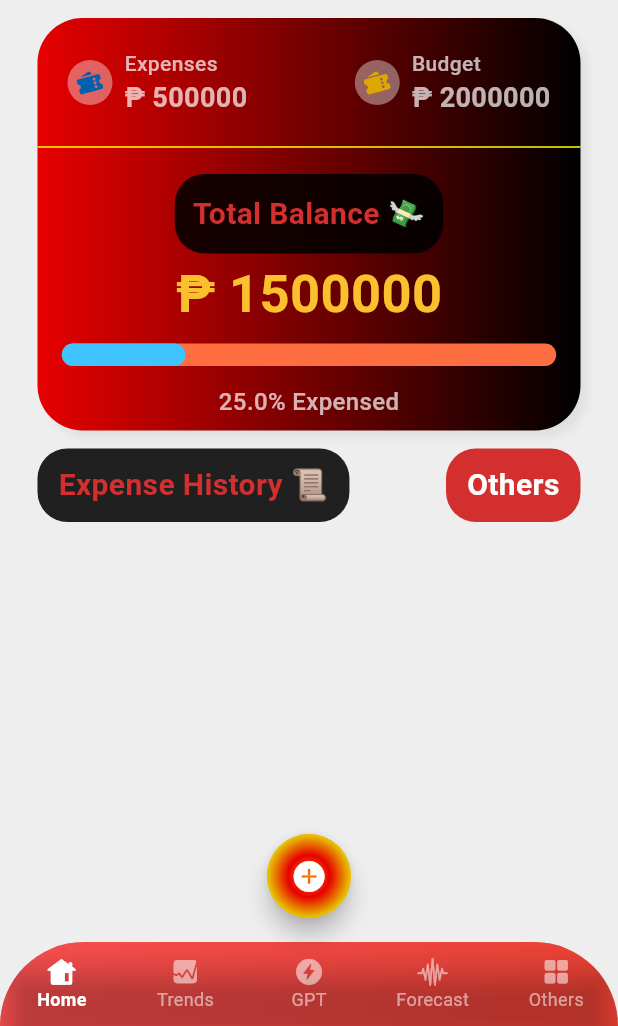
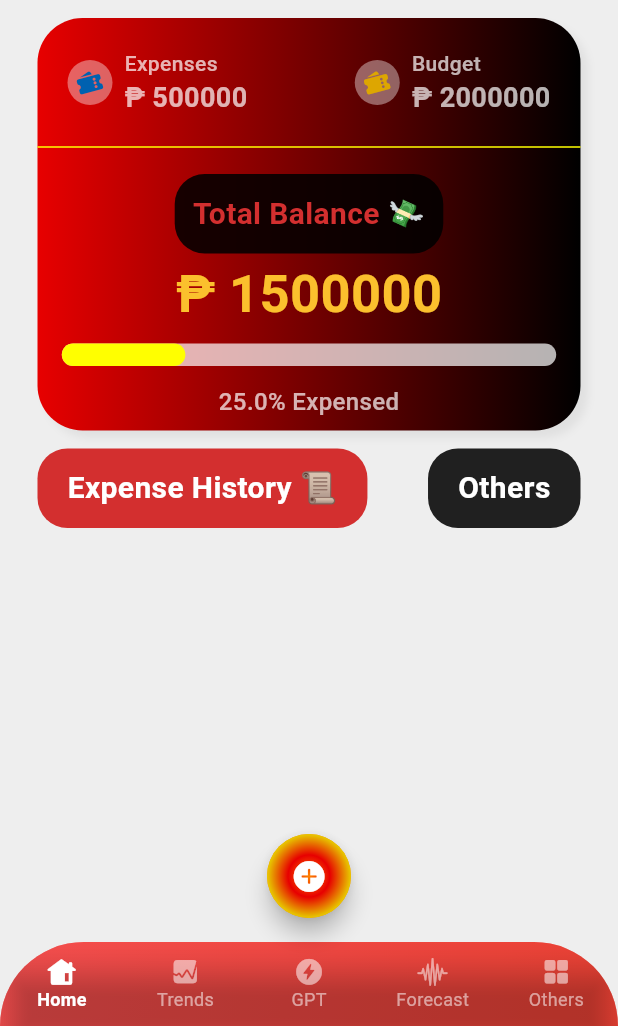
Before and after one commit to donyelqt/pera-pinoy, a Flutter app: the screen it shows after launch, on a phone screen of 412 x 824 dp, the part 210-1236 px from its top. Run offline on Flutter 3.47's test engine with Material 3 defaults, Android fonts, the phone set to English and light mode, and no system bars.

Commit message:
"Updated colors and padding for progress bar and containers in MainScreen"

```diff
--- a/lib/screens/home/views/main_screen.dart
+++ b/lib/screens/home/views/main_screen.dart
@@ -237,9 +237,9 @@ class MainScreen extends StatelessWidget {
                           value: progress.clamp(0.0,
                               1.0), // Ensure the value is between 0.0 and 1.0
                           backgroundColor:
-                              Colors.deepOrangeAccent, // Background color
+                              Colors.white70, // Background color
                           valueColor: const AlwaysStoppedAnimation<Color>(
-                              Colors.lightBlueAccent), // Progress color
+                              Colors.yellowAccent), // Progress color
                           borderRadius: BorderRadius.circular(30),
                           minHeight: 15, // Height of the progress bar
                         ),
@@ -269,9 +269,9 @@ class MainScreen extends StatelessWidget {
               children: [
                 Container(
                   padding:
-                      EdgeInsets.symmetric(horizontal: 14.0, vertical: 10.0),
+                      EdgeInsets.symmetric(horizontal: 20.0, vertical: 12.0),
                   decoration: BoxDecoration(
-                    color: Colors.black87,
+                    color: Colors.red[700],
                     borderRadius: BorderRadius.circular(20),
                   ),
                   child: Text(
@@ -279,16 +279,16 @@ class MainScreen extends StatelessWidget {
                     textAlign: TextAlign.center,
                     style: TextStyle(
                       fontSize: 20,
-                      color: Colors.red[700],
+                      color: Colors.white,
                       fontWeight: FontWeight.bold,
                     ),
                   ),
                 ),
                 Container(
                   padding:
-                      EdgeInsets.symmetric(horizontal: 14.0, vertical: 10.0),
+                      EdgeInsets.symmetric(horizontal: 20.0, vertical: 12.0),
                   decoration: BoxDecoration(
-                    color: Colors.red[700],
+                    color: Colors.black87,
                     borderRadius: BorderRadius.circular(20),
                   ),
                   child: Text(
```
